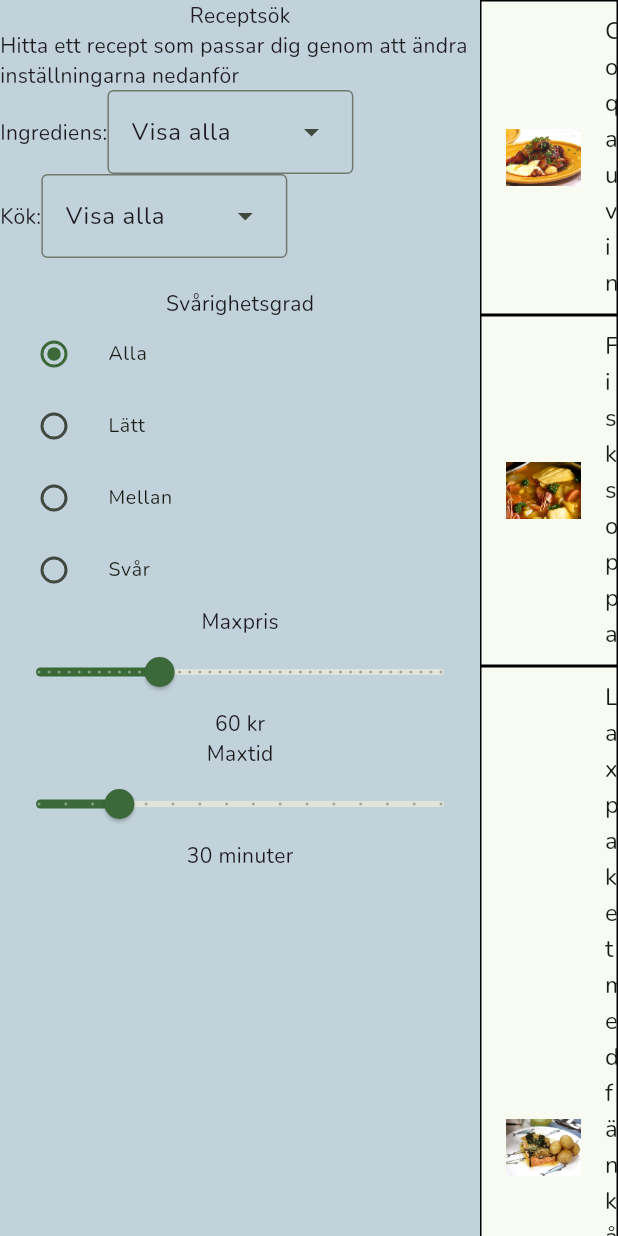
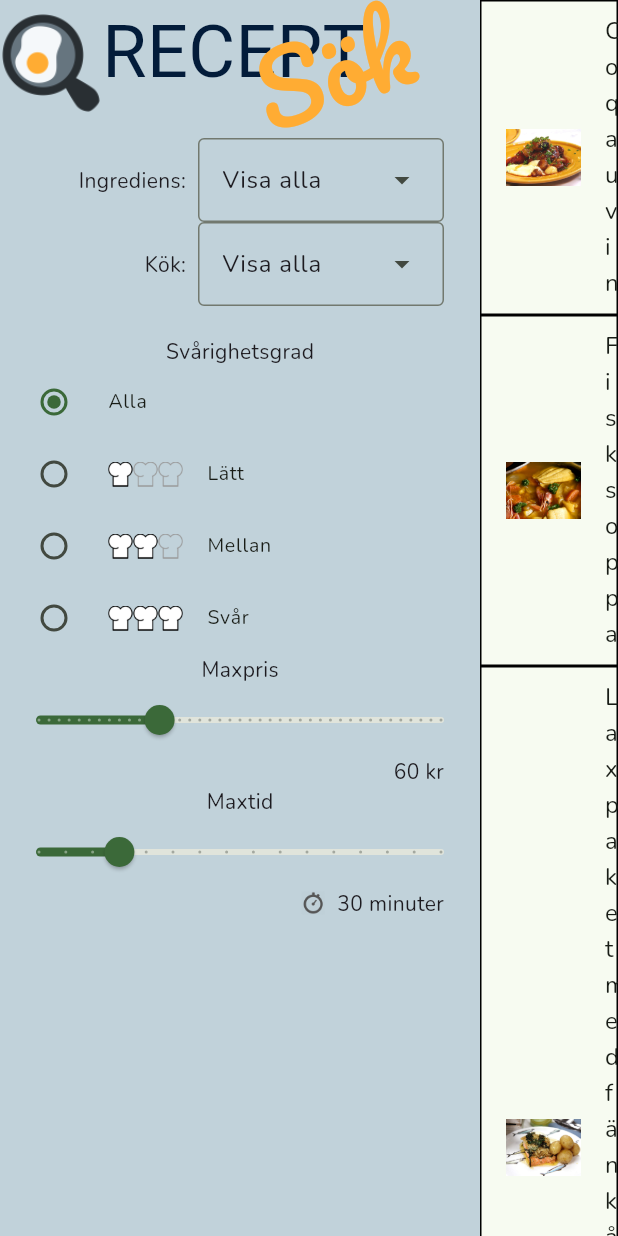
Before and after one commit to ash-salt/lab2GUI, a Flutter app: the screen it shows after launch, on a phone screen of 412 x 824 dp. Run offline on Flutter 3.47's test engine with Material 3 defaults, Android fonts, the phone set to English and light mode, and no system bars; our stand-ins replace google_fonts.

Commit message:
add more styling

```diff
--- a/lab2/lib/main.dart
+++ b/lab2/lib/main.dart
@@ -1,11 +1,11 @@
 import 'package:flutter/material.dart';
-import 'package:google_fonts/google_fonts.dart';
 import 'package:lab2/app_theme.dart';
 import 'package:lab2/model/recipe_database/recipe_handler.dart';
 import 'package:lab2/ui_controller.dart';
 import 'package:lab2/widgets/difficulty_control.dart';
 import 'package:lab2/widgets/ingredient_control.dart';
 import 'package:lab2/widgets/kitchen_control.dart';
+import 'package:lab2/widgets/logo.dart';
 import 'package:lab2/widgets/price_control.dart';
 import 'package:lab2/widgets/recipe_detail.dart';
 import 'package:lab2/widgets/recipe_list.dart';
@@ -35,6 +35,7 @@ class MyApp extends StatelessWidget {
       theme: ThemeData(
         colorScheme: AppTheme.colorScheme,
         textTheme: AppTheme.textTheme,
+
       ),
       home: Scaffold(
         body: Row(children: [_controlPanel(context), RecipeArea()]),
@@ -48,10 +49,9 @@ class MyApp extends StatelessWidget {
         color: const Color.fromARGB(255, 193, 210, 218),
         child: Column(
           children: [
-            Text("Receptsök"),
-            Text("Hitta ett recept som passar dig genom att ändra inställningarna nedanför"),
-            Row(children: [Text("Ingrediens:"), IngredientControl()]),
-            Row(children: [Text("Kök:"), KitchenControl()]),
+            Logo(),
+            IngredientControl(),
+            KitchenControl(),
             SizedBox(child: Text("\nSvårighetsgrad")),
             DifficultyControl(),
             Text("Maxpris"),
--- a/lab2/lib/widgets/difficulty_control.dart
+++ b/lab2/lib/widgets/difficulty_control.dart
@@ -1,4 +1,5 @@
 import 'package:flutter/material.dart';
+import 'package:lab2/app_theme.dart';
 import 'package:lab2/model/recipe_database/recipe_handler.dart';
 import 'package:lab2/util/difficulty.dart';
 import 'package:provider/provider.dart';
@@ -20,7 +21,12 @@ class _DifficultyControlState extends State<DifficultyControl> {
         for (final label in Difficulty.labels)
           RadioListTile<String>(
             dense: true,
-            title: Text(label),
+            title:
+              Row(children: [
+                label!="Alla"? Difficulty.icon(label, width: 50) ?? SizedBox():SizedBox(width:0),
+                SizedBox(width: label!="Alla"? AppTheme.paddingMedium : 0),
+                Text(label)
+              ]),
             value: label,
             groupValue: _difficulty,
             onChanged: (value) {
--- a/lab2/lib/widgets/ingredient_control.dart
+++ b/lab2/lib/widgets/ingredient_control.dart
@@ -1,6 +1,7 @@
 
 
 import 'package:flutter/material.dart';
+import 'package:lab2/app_theme.dart';
 import 'package:lab2/model/recipe_database/recipe_handler.dart';
 import 'package:lab2/util/main_ingredient.dart';
 import 'package:provider/provider.dart';
@@ -14,19 +15,34 @@ class IngredientControl extends StatelessWidget {
     const labels = MainIngredient.labels;
     var recipeHandler = Provider.of<RecipeHandler>(context, listen: false);
 
-    return DropdownMenu<String>(
+
+    return Row(
+      mainAxisAlignment: MainAxisAlignment.end,
+      children: [
+        Text('Ingrediens:'),
+        SizedBox(width: AppTheme.paddingSmall),
+        DropdownMenu<String>(
           width: 164,
-      enableFilter: false,      // Disables filtering (prevents typing)
+          enableFilter: false, // Disables filtering (prevents typing)
           requestFocusOnTap: false, // Prevents keyboard from opening
-      initialSelection: labels[0],  // Starts with the first element selected
+          initialSelection: labels[0],
           dropdownMenuEntries: [
             for (int i = 0; i < labels.length; i++)
               DropdownMenuEntry(
                 value: labels[i],
                 label: labels[i],
+                // ignore: prefer_if_null_operators
+                leadingIcon:  i!=0? MainIngredient.icon(labels[i]):SizedBox(width: AppTheme.paddingMedium)
               ),
             ],
-      onSelected: (value){recipeHandler.setMainIngredient(value);},
+            onSelected: (value){
+              recipeHandler.setMainIngredient(value);
+            },
+          ),
+          SizedBox(width: AppTheme.paddingLarge)
+        ]
     );
+
+
   }
 }
--- a/lab2/lib/widgets/kitchen_control.dart
+++ b/lab2/lib/widgets/kitchen_control.dart
@@ -1,4 +1,5 @@
 import 'package:flutter/material.dart';
+import 'package:lab2/app_theme.dart';
 import 'package:lab2/model/recipe_database/recipe_handler.dart';
 import 'package:lab2/util/cuisine.dart';
 import 'package:provider/provider.dart';
@@ -12,19 +13,33 @@ class KitchenControl extends StatelessWidget {
     const labels = Cuisine.labels;
     var recipeHandler = Provider.of<RecipeHandler>(context, listen: false);
 
-    return DropdownMenu<String>(
+    return Row(
+      mainAxisAlignment: MainAxisAlignment.end,
+      children: [
+        Text('Kök:'),
+        SizedBox(width: AppTheme.paddingSmall),
+        DropdownMenu<String>(
           width: 164,
-      enableFilter: false,      // Disables filtering (prevents typing)
+          enableFilter: false, // Disables filtering (prevents typing)
           requestFocusOnTap: false, // Prevents keyboard from opening
-      initialSelection: labels[0],  // Starts with the first element selected
+          initialSelection: labels[0],
           dropdownMenuEntries: [
             for (int i = 0; i < labels.length; i++)
               DropdownMenuEntry(
                 value: labels[i],
                 label: labels[i],
+                leadingIcon: i!=0? Cuisine.flag(labels[i]):SizedBox(width: AppTheme.paddingLarge)
               ),
             ],
-      onSelected: (value){recipeHandler.setCuisine(value);},
+            onSelected: (value){
+              recipeHandler.setCuisine(value);
+            },
+          ),
+          SizedBox(width: AppTheme.paddingLarge)
+        ]
     );
+
+
   }
+
 }
--- /dev/null
+++ b/lab2/lib/widgets/logo.dart
@@ -0,0 +1,50 @@
+import 'dart:math';
+
+import 'package:flutter/material.dart';
+import 'package:google_fonts/google_fonts.dart';
+import 'package:lab2/constants/assets.dart';
+
+class Logo extends StatelessWidget {
+  const Logo({super.key});
+
+
+
+@override
+Widget build(BuildContext context) {
+  return Row(
+    crossAxisAlignment: CrossAxisAlignment.start,
+    children: [
+      Padding(
+        padding: const EdgeInsets.only(top: 8),
+        child: Image.asset(Assets.logo, height: 68),
+      ),
+      Stack(
+        children: [
+          Text(
+            'RECEPT',
+            style: TextStyle(
+              color: const Color.fromARGB(255, 3, 28, 58),
+              fontSize: 48,
+              fontFamily: GoogleFonts.monoton().fontFamily,
+            ),
+          ),
+          Row(children: [SizedBox(width: 100), Transform.rotate(
+            angle: -20 * pi / 180, // Convert degrees to radians,
+            child: Text(
+              'Sök',
+              style: TextStyle(
+                fontFamily: GoogleFonts.pacifico().fontFamily,
+                fontSize: 64,
+                color: Color(0xFFFFAC33),
+              ),
+            ),
+          )
+          ]),
+        ],
+      ),
+    ],
+ );
+}
+
+
+}
--- a/lab2/lib/widgets/price_control.dart
+++ b/lab2/lib/widgets/price_control.dart
@@ -1,4 +1,5 @@
 import 'package:flutter/material.dart';
+import 'package:lab2/app_theme.dart';
 import 'package:lab2/model/recipe_database/recipe_handler.dart';
 import 'package:provider/provider.dart';
 
@@ -27,7 +28,12 @@ class _PriceControlState extends State<PriceControl> {
             recipeHandler.setMaxPrice(value.round());
           },
         ),
-        Text('${_price.round()} kr'),
+        Row(
+          mainAxisAlignment: MainAxisAlignment.end,
+          children: [
+            Padding(padding: const EdgeInsets.only(right: AppTheme.paddingLarge), child: Text('${_price.round()} kr'))
+          ],
+        ),
       ],
     );
   }
--- a/lab2/lib/widgets/time_control.dart
+++ b/lab2/lib/widgets/time_control.dart
@@ -1,4 +1,6 @@
 import 'package:flutter/material.dart';
+import 'package:lab2/app_theme.dart';
+import 'package:lab2/constants/assets.dart';
 
 class TimeControl extends StatefulWidget {
   const TimeControl({super.key});
@@ -23,7 +25,13 @@ class _TimeControlState extends State<TimeControl> {
             });
           },
         ),
-        Text('${_time.round()} minuter'),
+        Row(
+          mainAxisAlignment: MainAxisAlignment.end,
+          children: [
+            Image.asset(Assets.timeIcon, height: 16),
+            SizedBox(width: AppTheme.paddingSmall),
+            Padding(padding: const EdgeInsets.only(right: AppTheme.paddingLarge), child: Text('${_time.round()} minuter'))],
+        ),
       ],
     );
   }
```
Also changed, not shown: lab2/pubspec.yaml (+2 -14 lines). Lines whose indentation alone changed are shown as unchanged.
